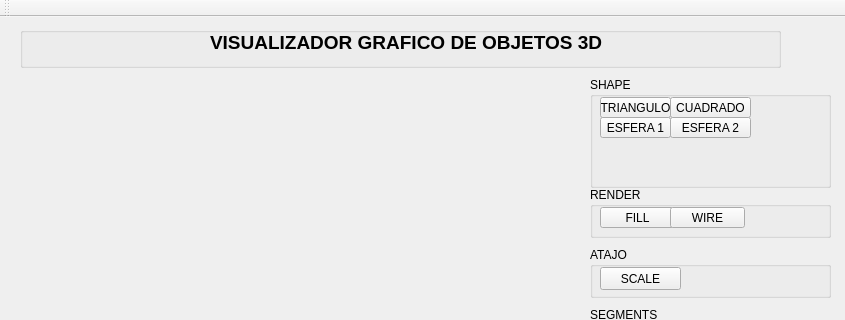
katriel18/ProyectoVisualizacion3D, file ProyectoVisualizacion3D/ProyectoVisualizacion3D.ui: the form before one commit; both pictures show x 0 to 845 and y 0 to 320 of the 845 by 572 pixel window.
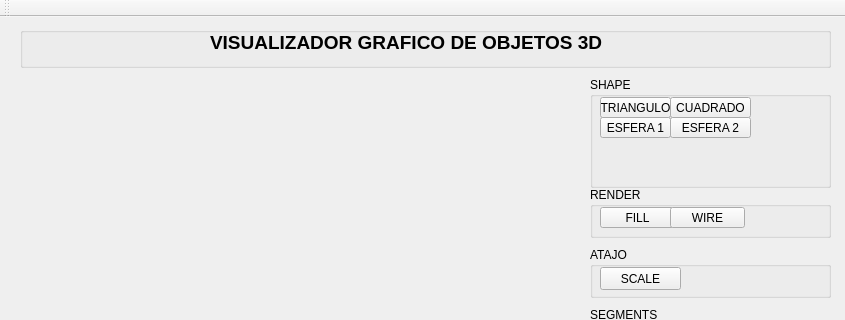
The form after the commit.

Diff of the .ui file:
```diff
--- a/ProyectoVisualizacion3D/ProyectoVisualizacion3D.ui
+++ b/ProyectoVisualizacion3D/ProyectoVisualizacion3D.ui
@@ -20,7 +20,7 @@
       <x>20</x>
       <y>60</y>
       <width>551</width>
-      <height>441</height>
+      <height>451</height>
      </rect>
     </property>
     <layout class="QVBoxLayout" name="verticalLayout"/>
@@ -264,7 +264,7 @@
      <rect>
       <x>20</x>
       <y>10</y>
-      <width>761</width>
+      <width>811</width>
       <height>41</height>
      </rect>
     </property>
```
